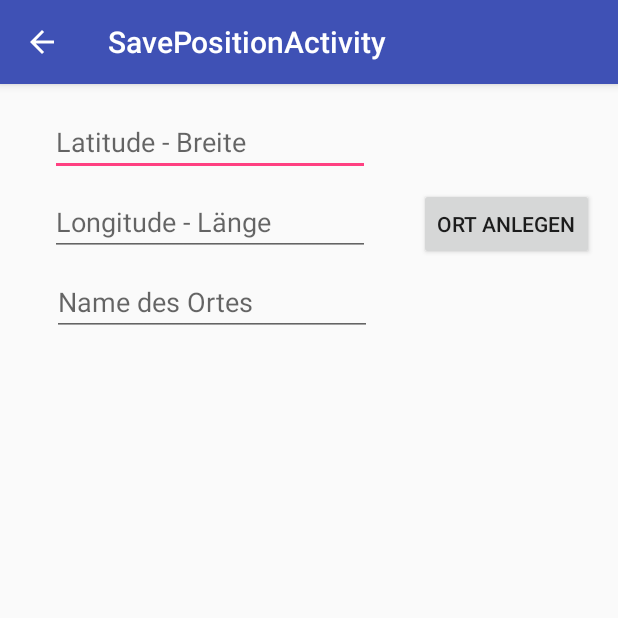
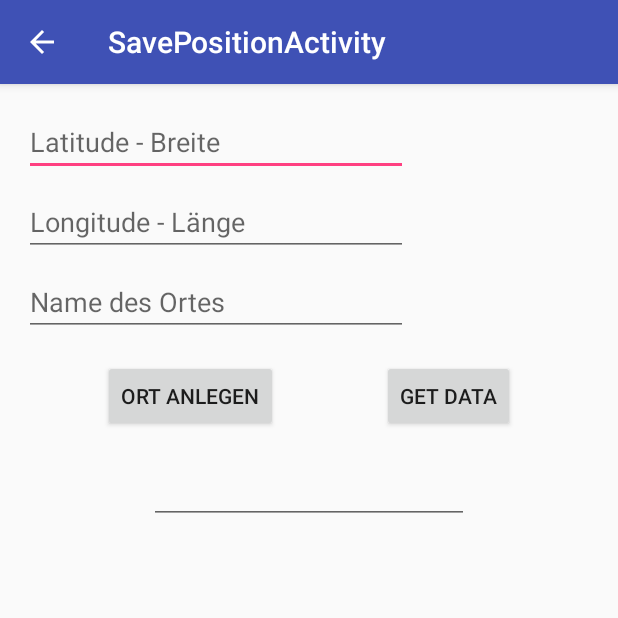
Before and after one commit to glbr15/GPS, an Android app: the SavePositionActivity screen opened directly, with no data from a screen before it, on a phone screen of 412 x 824 dp, the top half of it. Run offline under Robolectric (Android 15) with nearby library versions, the phone set to English and light mode, and no system bars.

Commit message:
einfacher Ortsspeicher

```diff
--- a/app/src/main/java/com/timur/gps2/SavePositionActivity.java
+++ b/app/src/main/java/com/timur/gps2/SavePositionActivity.java
@@ -1,5 +1,6 @@
 package com.timur.gps2;
 
+import android.content.Context;
 import android.os.Bundle;
 import android.support.v7.app.AppCompatActivity;
 import android.view.View;
@@ -7,35 +8,87 @@ import android.widget.Button;
 import android.widget.EditText;
 import android.widget.Toast;
 
+import java.io.BufferedReader;
+import java.io.DataInputStream;
+import java.io.FileInputStream;
+import java.io.FileOutputStream;
+import java.io.IOException;
+import java.io.InputStreamReader;
+
 public class SavePositionActivity extends AppCompatActivity {
+
+    //TODO: Möglichkeit Orte zu löschen
+    //TODO: Möglichkeit alle Orte zu löschen
+    //TODO: Orte direkt per GPS eintragen (evtl. mit aus vorheriger Activity kopieren
+
+    public static final String TEXTFILE = "ortspeicher.txt";
 
     private Button ortAnlegen;
     private EditText editLat;
     private EditText editLong;
     private EditText editLocation;
 
+    //Testbereich
+    private Button getData;
+    private EditText outputText;
+
     @Override
     protected void onCreate(Bundle savedInstanceState) {
         super.onCreate(savedInstanceState);
         setContentView(R.layout.activity_save_position);
         ortAnlegen();
+        datenAusgeben();
     }
 
     private void ortAnlegen(){
         ortAnlegen = (Button) findViewById(R.id.ortAnlegen);
-        editLat = (EditText) findViewById(R.id.editTextLatitude);
-        editLong = (EditText) findViewById(R.id.editTextLongitude);
-        editLocation = (EditText) findViewById(R.id.eingabeOrt);
+        editLat = (EditText) findViewById(R.id.saveLat);
+        editLong = (EditText) findViewById(R.id.saveLong);
+        editLocation = (EditText) findViewById(R.id.saveOrt);
 
         ortAnlegen.setOnClickListener(new View.OnClickListener() {
             @Override
             public void onClick(View v) {
+
                 if(editLat.getText().length() > 0 && editLong.getText().length() > 0 && editLocation.getText().length() > 0){
-                    //TODO: Speicherzugriff
+                    try {
+                        FileOutputStream fos = openFileOutput(TEXTFILE, Context.MODE_APPEND);
+                        String query = "\n" + editLat.getText().toString();
+                        query += " " + editLong.getText().toString();
+                        query += " " + editLocation.getText().toString();
+                        fos.write(query.getBytes());
+                        fos.close();
+                    } catch (IOException e) {
+                        e.printStackTrace();
+                    }
                 }else{
                     Toast.makeText(getApplicationContext(),"Es müssen alle Felder ausgefüllt werden",Toast.LENGTH_LONG).show();
                 }
             }
         });
     }
+
+    private void datenAusgeben(){
+        getData = (Button) findViewById(R.id.getData);
+        outputText = (EditText) findViewById(R.id.outputText);
+
+        getData.setOnClickListener(new View.OnClickListener() {
+            @Override
+            public void onClick(View v) {
+                try {
+                    FileInputStream fis = openFileInput(TEXTFILE);
+                    BufferedReader reader = new BufferedReader(new InputStreamReader(new DataInputStream(fis)));
+                    String line;
+
+                    while((line = reader.readLine()) != null){
+                        outputText.append("\n"+line);
+                    }
+
+                    fis.close();
+                } catch (IOException e) {
+                    e.printStackTrace();
+                }
+            }
+        });
+    }
 }
--- a/app/src/main/res/layout/activity_save_position.xml
+++ b/app/src/main/res/layout/activity_save_position.xml
@@ -12,13 +12,12 @@
         android:layout_height="wrap_content"
         android:inputType="numberDecimal"
         android:hint="@string/latitude"
-        android:ems="10"
+        android:ems="12"
         android:layout_marginLeft="16dp"
         android:layout_marginTop="16dp"
         app:layout_constraintLeft_toLeftOf="parent"
         app:layout_constraintTop_toTopOf="parent"
-        android:id="@+id/eingabeLat"
-        app:layout_constraintRight_toLeftOf="@+id/ortAnlegen"
+        android:id="@+id/saveLat"
         android:layout_marginRight="16dp" />
 
     <EditText
@@ -26,27 +25,25 @@
         android:layout_height="wrap_content"
         android:inputType="numberDecimal"
         android:hint="@string/longitude"
-        android:ems="10"
+        android:ems="12"
         android:layout_marginTop="8dp"
         android:layout_marginLeft="16dp"
-        app:layout_constraintTop_toBottomOf="@+id/eingabeLat"
+        app:layout_constraintTop_toBottomOf="@+id/saveLat"
         app:layout_constraintLeft_toLeftOf="parent"
-        android:id="@+id/eingabeLong"
-        app:layout_constraintRight_toLeftOf="@+id/ortAnlegen"
+        android:id="@+id/saveLong"
         android:layout_marginRight="16dp" />
 
     <EditText
         android:layout_width="wrap_content"
         android:layout_height="wrap_content"
         android:hint="@string/ortsname"
-        android:id="@+id/eingabeOrt"
-        android:ems="10"
+        android:id="@+id/saveOrt"
+        android:ems="12"
         android:layout_marginLeft="16dp"
         android:layout_marginTop="8dp"
         android:layout_marginRight="16dp"
         app:layout_constraintLeft_toLeftOf="parent"
-        app:layout_constraintTop_toBottomOf="@+id/eingabeLong"
-        app:layout_constraintRight_toLeftOf="@+id/ortAnlegen"
+        app:layout_constraintTop_toBottomOf="@+id/saveLong"
         app:layout_constraintHorizontal_bias="0.543" />
 
     <Button
@@ -54,9 +51,34 @@
         android:layout_width="wrap_content"
         android:layout_height="wrap_content"
         android:text="@string/ortAnlegen"
+        android:layout_marginLeft="16dp"
+        app:layout_constraintLeft_toLeftOf="parent"
+        android:layout_marginTop="16dp"
+        app:layout_constraintTop_toBottomOf="@+id/saveOrt"
+        app:layout_goneMarginRight="16dp"
+        app:layout_constraintRight_toLeftOf="@+id/getData"/>
+
+    <EditText
+        android:id="@+id/outputText"
+        android:layout_width="wrap_content"
+        android:layout_height="wrap_content"
+        android:layout_marginTop="16dp"
+        android:ems="10"
+        android:inputType="textMultiLine"
+        app:layout_constraintLeft_toLeftOf="parent"
+        app:layout_constraintRight_toRightOf="parent"
+        app:layout_constraintTop_toBottomOf="@+id/ortAnlegen" />
+
+    <Button
+        android:id="@+id/getData"
+        android:layout_width="wrap_content"
+        android:layout_height="wrap_content"
+        android:layout_marginLeft="16dp"
         android:layout_marginRight="16dp"
-        android:layout_marginTop="8dp"
+        android:layout_marginTop="16dp"
+        android:text="Get Data"
+        app:layout_constraintLeft_toRightOf="@+id/ortAnlegen"
         app:layout_constraintRight_toRightOf="parent"
-        app:layout_constraintTop_toBottomOf="@+id/eingabeLat"/>
+        app:layout_constraintTop_toBottomOf="@+id/saveOrt" />
 
 </android.support.constraint.ConstraintLayout>
```
